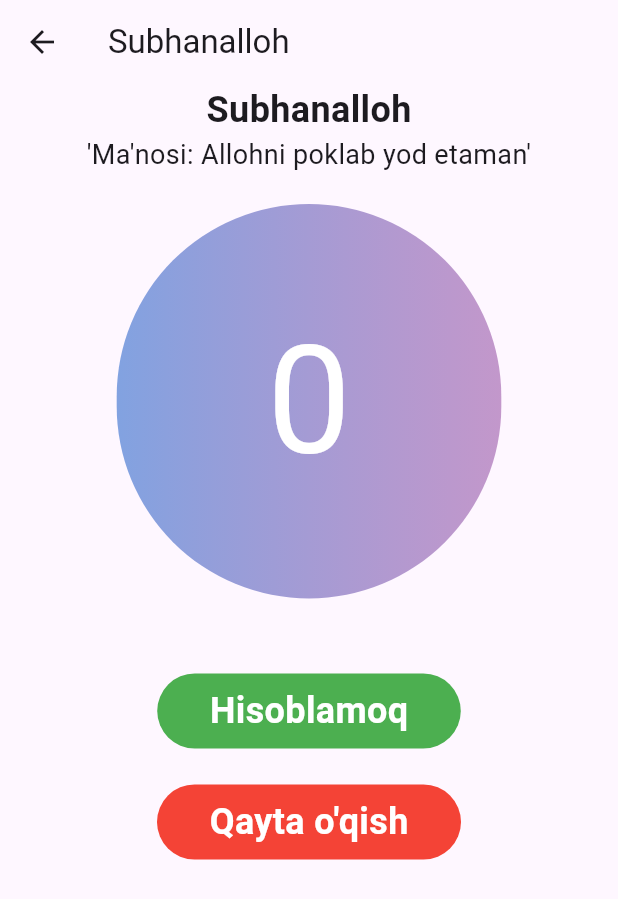
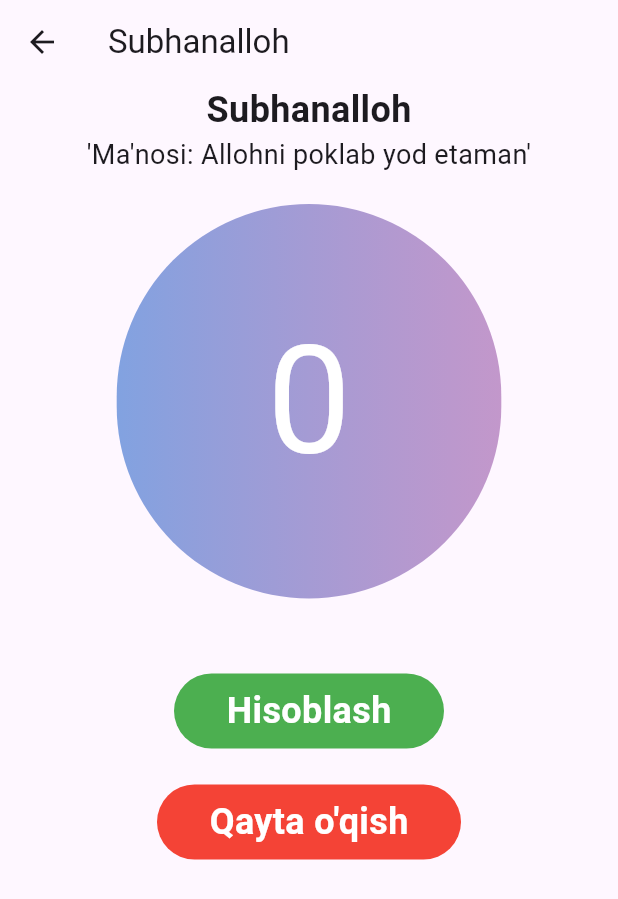
Before and after one commit to Inoyatovlee/instagram_user, a Flutter app: the TasbehMain screen opened directly, after a tap on "Subhanalloh", on a phone screen of 412 x 824 dp. Shown: the top 899 px of the screen. Run offline on Flutter 3.47's test engine with Material 3 defaults, Android fonts, the phone set to English and light mode, and no system bars; our stand-ins replace cached_network_image, dio, get, get_storage; missing offline and left inert: insta_image_viewer; accounts and stored records are empty.

Commit message:
Tekshirish f, 0 qilish f

```diff
--- a/lib/pages/duolar/tasbeh.dart
+++ b/lib/pages/duolar/tasbeh.dart
@@ -12,6 +12,7 @@ class _TasbehState extends State<Tasbeh> {
   @override
   void initState() {
     controller.selected = Get.arguments;
+    controller.check();
     super.initState();
   }
 
@@ -54,13 +55,17 @@ class _TasbehState extends State<Tasbeh> {
                     const SizedBox(height: 50),
                     TasbehhButton(
                         color: Colors.green,
-                        text: "Hisoblamoq",
+                        text: "Hisoblash",
                         onTap: () {
                           controller.addCount();
                         }),
                     const SizedBox(height: 24),
                     TasbehhButton(
-                        color: Colors.red, text: "Qayta o'qish", onTap: () {}),
+                        color: Colors.red,
+                        text: "Qayta o'qish",
+                        onTap: () {
+                          controller.reset();
+                        }),
                   ],
                 ),
               ),
--- a/lib/stores/tasbeh_controller.dart
+++ b/lib/stores/tasbeh_controller.dart
@@ -23,10 +23,25 @@ class TasbehController extends GetxController {
       "count": 0
     },
   };
-
+//O ga raqam qo'shish
   addCount() {
     duolar[selected]['count']++;
     GetStorage().write(selected, duolar[selected]['count']);
     update();
   }
+
+//check tekshirish
+  check() {
+    int count = GetStorage().read(selected) ?? 0;
+    duolar[selected]['count'] = count;
+    update();
+  }
+
+// 0 qilib qo'yish  /// if 0 dan kattaligiga shart berish
+  reset() {
+    if (duolar[selected]['count'] == 0) return;
+    GetStorage().remove(selected);
+    duolar[selected]['count'] = 0;
+    update();
+  }
 }
```
